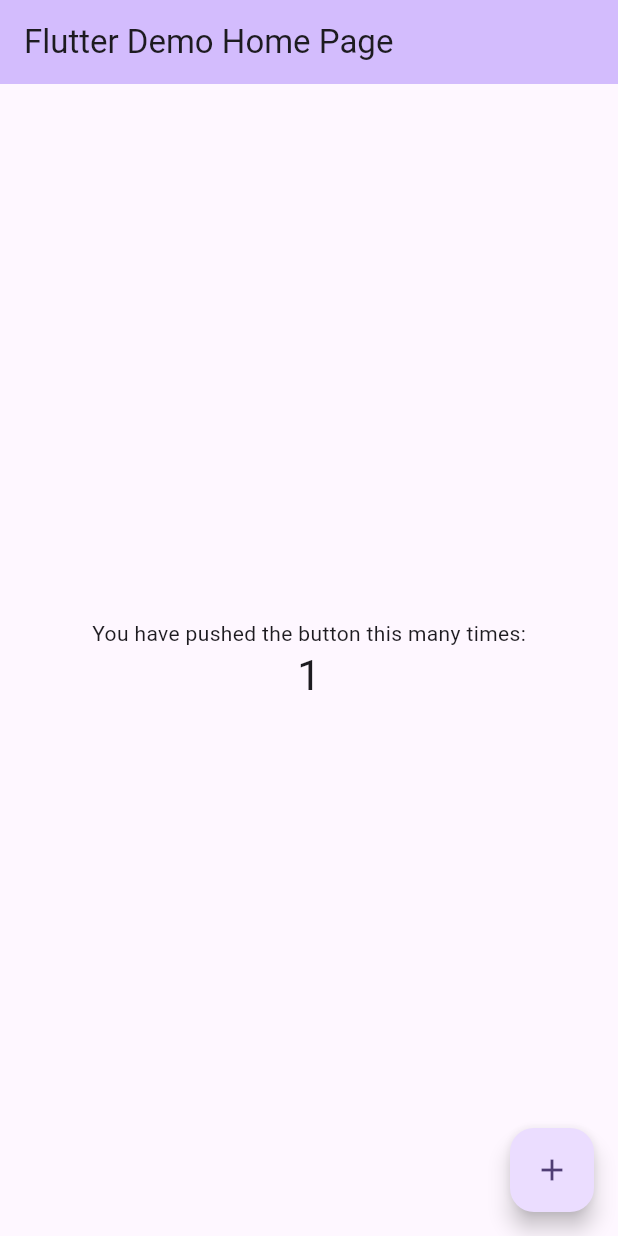
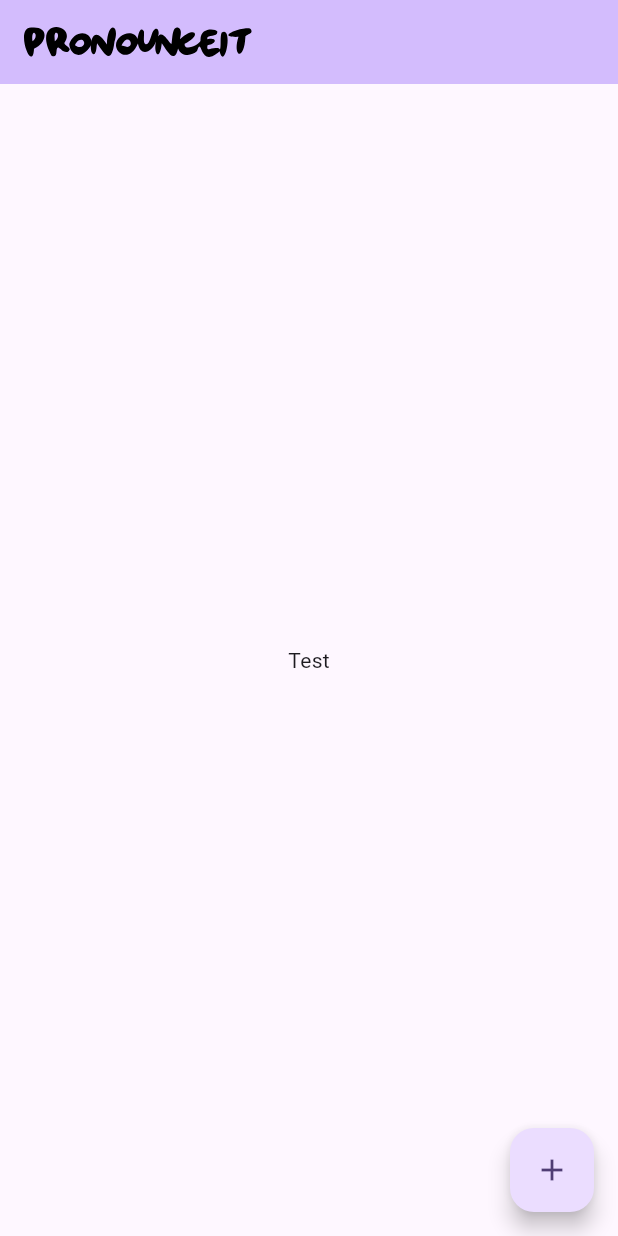
Before and after one commit to ferrazrx/pronounceit, a Flutter app: the screen it shows after launch, after a tap on the "add" icon, on a phone screen of 412 x 824 dp. Run offline on Flutter 3.47's test engine with Material 3 defaults, Android fonts, the phone set to English and light mode, and no system bars; our stand-ins replace flutter_svg.

```diff
--- a/lib/main.dart
+++ b/lib/main.dart
@@ -1,4 +1,5 @@
 import 'package:flutter/material.dart';
+import 'package:flutter_svg/svg.dart';
 
 void main() {
   runApp(const MyApp());
@@ -7,116 +8,40 @@ void main() {
 class MyApp extends StatelessWidget {
   const MyApp({super.key});
 
-  // This widget is the root of your application.
   @override
   Widget build(BuildContext context) {
     return MaterialApp(
       title: 'Flutter Demo',
       theme: ThemeData(
-        // This is the theme of your application.
-        //
-        // TRY THIS: Try running your application with "flutter run". You'll see
-        // the application has a purple toolbar. Then, without quitting the app,
-        // try changing the seedColor in the colorScheme below to Colors.green
-        // and then invoke "hot reload" (save your changes or press the "hot
-        // reload" button in a Flutter-supported IDE, or press "r" if you used
-        // the command line to start the app).
-        //
-        // Notice that the counter didn't reset back to zero; the application
-        // state is not lost during the reload. To reset the state, use hot
-        // restart instead.
-        //
-        // This works for code too, not just values: Most code changes can be
-        // tested with just a hot reload.
         colorScheme: ColorScheme.fromSeed(seedColor: Colors.deepPurple),
       ),
-      home: const MyHomePage(title: 'Flutter Demo Home Page'),
+
+      home: const MyHomePage(),
     );
   }
 }
 
 class MyHomePage extends StatefulWidget {
-  const MyHomePage({super.key, required this.title});
-
-  // This widget is the home page of your application. It is stateful, meaning
-  // that it has a State object (defined below) that contains fields that affect
-  // how it looks.
-
-  // This class is the configuration for the state. It holds the values (in this
-  // case the title) provided by the parent (in this case the App widget) and
-  // used by the build method of the State. Fields in a Widget subclass are
-  // always marked "final".
-
-  final String title;
-
+  const MyHomePage({super.key});
   @override
   State<MyHomePage> createState() => _MyHomePageState();
 }
 
 class _MyHomePageState extends State<MyHomePage> {
-  int _counter = 0;
-
-  void _incrementCounter() {
-    setState(() {
-      // This call to setState tells the Flutter framework that something has
-      // changed in this State, which causes it to rerun the build method below
-      // so that the display can reflect the updated values. If we changed
-      // _counter without calling setState(), then the build method would not be
-      // called again, and so nothing would appear to happen.
-      _counter++;
-    });
-  }
-
   @override
   Widget build(BuildContext context) {
-    // This method is rerun every time setState is called, for instance as done
-    // by the _incrementCounter method above.
-    //
-    // The Flutter framework has been optimized to make rerunning build methods
-    // fast, so that you can just rebuild anything that needs updating rather
-    // than having to individually change instances of widgets.
     return Scaffold(
       appBar: AppBar(
-        // TRY THIS: Try changing the color here to a specific color (to
-        // Colors.amber, perhaps?) and trigger a hot reload to see the AppBar
-        // change color while the other colors stay the same.
         backgroundColor: Theme.of(context).colorScheme.inversePrimary,
-        // Here we take the value from the MyHomePage object that was created by
-        // the App.build method, and use it to set our appbar title.
-        title: Text(widget.title),
+
+        title: SvgPicture.asset('assets/text.svg', height: 20),
       ),
-      body: Center(
-        // Center is a layout widget. It takes a single child and positions it
-        // in the middle of the parent.
-        child: Column(
-          // Column is also a layout widget. It takes a list of children and
-          // arranges them vertically. By default, it sizes itself to fit its
-          // children horizontally, and tries to be as tall as its parent.
-          //
-          // Column has various properties to control how it sizes itself and
-          // how it positions its children. Here we use mainAxisAlignment to
-          // center the children vertically; the main axis here is the vertical
-          // axis because Columns are vertical (the cross axis would be
-          // horizontal).
-          //
-          // TRY THIS: Invoke "debug painting" (choose the "Toggle Debug Paint"
-          // action in the IDE, or press "p" in the console), to see the
-          // wireframe for each widget.
-          mainAxisAlignment: MainAxisAlignment.center,
-          children: <Widget>[
-            const Text('You have pushed the button this many times:'),
-            Text(
-              '$_counter',
-              style: Theme.of(context).textTheme.headlineMedium,
-            ),
-          ],
-        ),
-      ),
+      body: Center(child: Text("Test")),
       floatingActionButton: FloatingActionButton(
-        onPressed: _incrementCounter,
+        onPressed: () {},
         tooltip: 'Increment',
         child: const Icon(Icons.add),
-      ), // This trailing comma makes auto-formatting nicer for build methods.
+      ),
     );
   }
 }
--- a/pubspec.yaml
+++ b/pubspec.yaml
@@ -34,6 +34,7 @@ dependencies:
   # The following adds the Cupertino Icons font to your application.
   # Use with the CupertinoIcons class for iOS style icons.
   cupertino_icons: ^1.0.8
+  flutter_svg: ^2.0.7
 
 dev_dependencies:
   flutter_test:
@@ -58,8 +59,8 @@ flutter:
   uses-material-design: true
 
   # To add assets to your application, add an assets section, like this:
-  # assets:
-  #   - images/a_dot_burr.jpeg
+  assets:
+    - assets/text.svg
   #   - images/a_dot_ham.jpeg
 
   # An image asset can refer to one or more resolution-specific "variants", see
```
Also changed, not shown: assets/text.svg (added), icon.svg (added), pubspec.lock, 58 other files.
